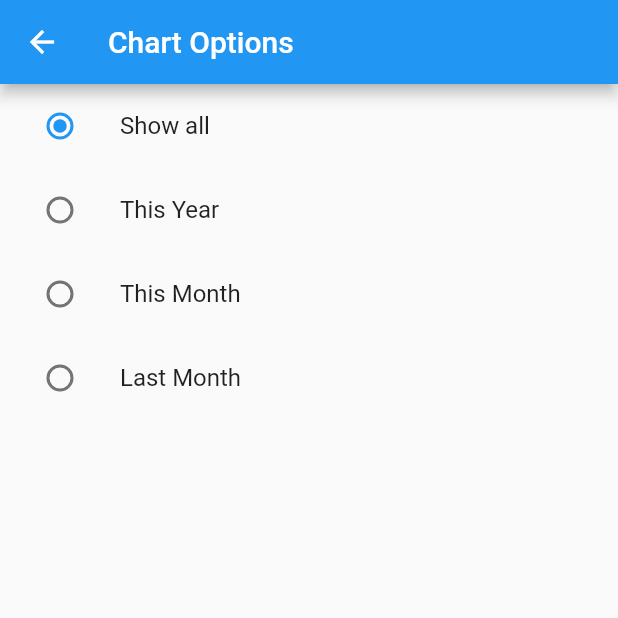
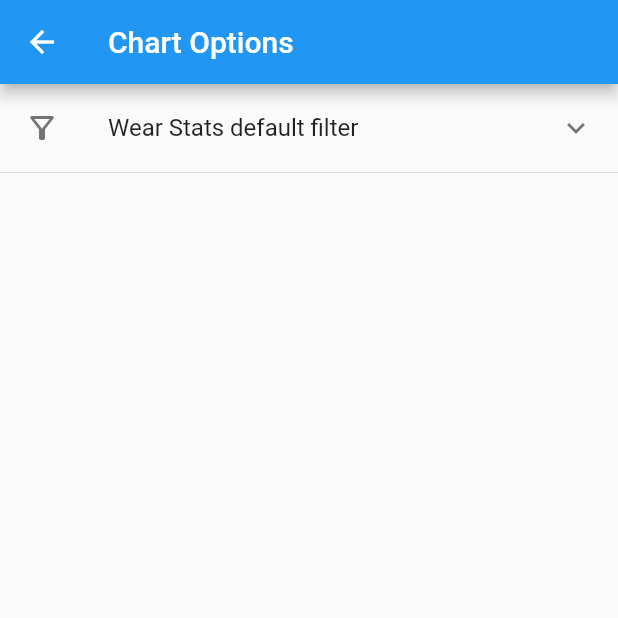
Before and after one commit to Stif-UK/WristCheck, a Flutter app: the ChartOptions screen opened directly, on a phone screen of 412 x 824 dp, the top half of it. Run offline on Flutter 3.47's test engine with Material 2 defaults, Android fonts, the phone set to English and light mode, and no system bars; our stand-ins replace file_picker, flutter_local_notifications, flutter_markdown, get, google_mobile_ads, hive and 11 more; accounts and stored records are empty; network calls fail.

Commit message:
updated UI on chart options page

```diff
--- a/lib/ui/chart_options.dart
+++ b/lib/ui/chart_options.dart
@@ -20,8 +20,13 @@ class _ChartOptionsState extends State<ChartOptions> {
       ),
       body: Column(
         children: [
+          ExpansionTile(
+            title: const Text("Wear Stats default filter"),
+            leading: const Icon(Icons.filter_alt_outlined),
+            children: [
+              const Text("Set the default filter for the Wear Stats page. \nThe graph can still be updated to show different filters as required, but will always initially load with the chosen default."),
               ListTile(
-            title: const Text("Show all"),
+                title: const Text("Show all recorded wears"),
                 leading: Radio<WearChartOptions>(
                   value: WearChartOptions.all,
                   groupValue: _chartOption ,
@@ -35,7 +40,7 @@ class _ChartOptionsState extends State<ChartOptions> {
                 ),
               ),
               ListTile(
-            title: const Text("This Year"),
+                title: const Text("Watches worn this year"),
                 leading: Radio<WearChartOptions>(
                   value: WearChartOptions.thisYear,
                   groupValue: _chartOption ,
@@ -49,7 +54,7 @@ class _ChartOptionsState extends State<ChartOptions> {
                 ),
               ),
               ListTile(
-            title: const Text("This Month"),
+                title: const Text("Watches worn this month"),
                 leading: Radio<WearChartOptions>(
                   value: WearChartOptions.thisMonth,
                   groupValue: _chartOption ,
@@ -63,7 +68,7 @@ class _ChartOptionsState extends State<ChartOptions> {
                 ),
               ),
               ListTile(
-            title: const Text("Last Month"),
+                title: const Text("Watches worn last month"),
                 leading: Radio<WearChartOptions>(
                   value: WearChartOptions.lastMonth,
                   groupValue: _chartOption ,
@@ -78,6 +83,9 @@ class _ChartOptionsState extends State<ChartOptions> {
               ),
             ],
           ),
+          const Divider(height: 2,)
+        ],
+      ),
     );
   }
 }
```
Lines whose indentation alone changed are shown as unchanged.
